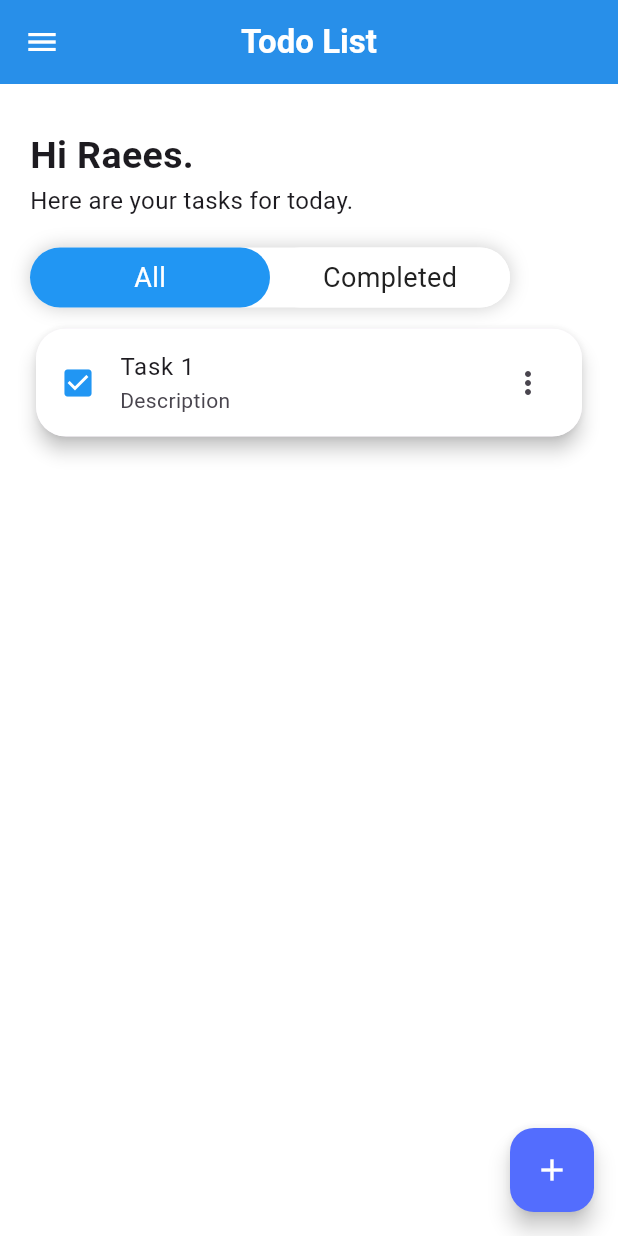
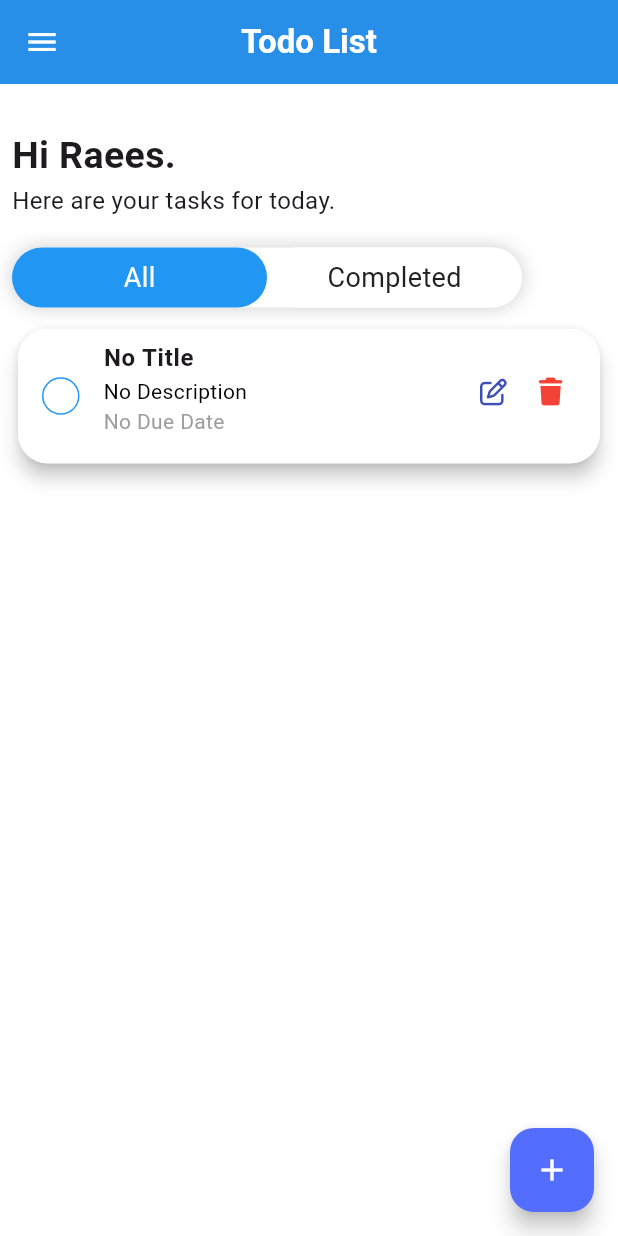
Before and after one commit to raeeskhan371/todo_app_level_1, a Flutter app: the screen it shows after launch, on a phone screen of 412 x 824 dp. Run offline on Flutter 3.47's test engine with Material 3 defaults, Android fonts, the phone set to English and light mode, and no system bars; our stand-ins replace font_awesome_flutter.

Commit message:
80 percent ui completed with some functionality

```diff
--- a/lib/Screen/Home_Screen.dart
+++ b/lib/Screen/Home_Screen.dart
@@ -1,17 +1,28 @@
 import 'package:flutter/material.dart';
+import 'package:font_awesome_flutter/font_awesome_flutter.dart';
 import 'package:todo_app_level_1/Screen/Add_Screen.dart';
 
 
 class HomeScreen extends StatefulWidget {
-  const HomeScreen({super.key});
+  List<Map<String, dynamic>> Task=[];
+  String?  title;
+  String? description;
+   String? dueDate;
+
+
 
   @override
   State<HomeScreen> createState() => _HomeScreenState();
+
+
 }
 
 class _HomeScreenState extends State<HomeScreen> {
   /// Toggler Button State
   bool isAllSelected=true;
+  bool isCompletedSelected=true;
+  /// Variables
+
 
   @override
   Widget build(BuildContext context) {
@@ -35,7 +46,7 @@ class _HomeScreenState extends State<HomeScreen> {
           children: [
             /// Child Column
             Padding(
-              padding: const EdgeInsets.only(top: 30,left: 20,right: 20),
+              padding: const EdgeInsets.only(top: 30,left: 8,right: 8),
               child: Column(
                 crossAxisAlignment: CrossAxisAlignment.start,
                 children: [
@@ -45,7 +56,7 @@ class _HomeScreenState extends State<HomeScreen> {
                   SizedBox(height: 20,),
                   /// Toggler Button Section
                   Container(height: 40,
-                    width: 320,
+                    width: 340,
 
                     decoration: BoxDecoration(
                       borderRadius: BorderRadius.circular(20),
@@ -64,7 +75,7 @@ class _HomeScreenState extends State<HomeScreen> {
                         },
                           child: Container(
                             height: 40,
-                            width:160 ,
+                            width:170 ,
                             decoration:BoxDecoration(
                               borderRadius: BorderRadius.circular(20),
                               color:isAllSelected? Colors.blue : Colors.white
@@ -83,7 +94,7 @@ class _HomeScreenState extends State<HomeScreen> {
                         },
                           child: Container(
                             height: 40,
-                            width:160 ,
+                            width:170 ,
                             decoration:BoxDecoration(
                                 borderRadius: BorderRadius.circular(20),
                                 color:isAllSelected? Colors.white : Colors.blue
@@ -98,17 +109,64 @@ class _HomeScreenState extends State<HomeScreen> {
                     ),
                   ),
                   SizedBox(height: 10,),
-                  /// Task Card
-                  Card(shape: RoundedRectangleBorder(borderRadius: BorderRadius.circular(20),),
-                  elevation: 5,
-                  child: ListTile(
-                    shape: RoundedRectangleBorder(borderRadius: BorderRadius.circular(20)),
-                    tileColor: Colors.white,
-                    leading: Icon(Icons.check_box,color: Colors.blue,),
-                    title: Text("Task 1"),
-                    subtitle: Text("Description"),
-                    trailing: Icon(Icons.more_vert),
-                  ),
+                  /// List TileTask Card
+                  SizedBox(
+                    child: Card(shape: RoundedRectangleBorder(borderRadius: BorderRadius.circular(20),),
+                    elevation: 5,
+                    child: ListTile(
+
+                      shape: RoundedRectangleBorder(borderRadius: BorderRadius.circular(20)),
+                      tileColor: Colors.white,
+                      leading: Stack(
+                        children: [
+                        GestureDetector( onTap: (){
+
+                          setState(() {
+                            isCompletedSelected=!isCompletedSelected;
+                            print("Unselected");
+                          });
+                        },
+                          child: Container(
+                            width: 25,
+                            height: 25,
+                            decoration: BoxDecoration(
+                              borderRadius: BorderRadius.circular(100),
+                              color:isCompletedSelected? Colors.transparent : Colors.blue,
+                              border: BoxBorder.all(color: Colors.blue,width: 1)
+                            ),
+                            child: Icon(Icons.check,color:isCompletedSelected? Colors.transparent:Colors.white,size: 20,),
+
+                          ),
+                        ),
+
+                        ],
+                        ///END of Stack
+                      ),
+                      title: Expanded(child: Text(widget.title??"No Title",style: TextStyle(fontSize: 16,fontWeight: FontWeight.bold),)),
+                      subtitle: Column(
+                        crossAxisAlignment: CrossAxisAlignment.start,
+                        children: [
+                          /// Edit and Delete Task
+                          Row(
+
+                            children: [
+                              Expanded(child: Text(widget.description??"No Description",style: TextStyle(fontSize: 14,color: Colors.black),)),SizedBox(width: 32,),
+                              Icon(FontAwesomeIcons.penToSquare,color: Colors.indigo,size: 18,),
+                              SizedBox(width: 20,),
+                              Icon(FontAwesomeIcons.trash,color: Colors.red,size: 18,),
+                            ],
+                          ),
+                          Container(width: 100,
+                            height: 30,
+                            child: Text(  widget.dueDate ?? "No Due Date",style: TextStyle(fontSize: 14,color: Colors.grey),),
+
+                            ),
+
+                        ],
+                      ),
+
+                    ),
+                    ),
                   ),
 
                 ],
@@ -122,8 +180,15 @@ class _HomeScreenState extends State<HomeScreen> {
       /// Floating Action Button
       floatingActionButton: FloatingActionButton(
         backgroundColor: Colors.indigoAccent,
-        onPressed: (){
-        Navigator.push(context, MaterialPageRoute(builder: (context)=>AddTask()));
+        onPressed: ()async{
+          final Map<String,dynamic>? result = await Navigator.push(context, MaterialPageRoute(builder: (context)=>AddTask()));
+          if(result!=null){
+            setState(() {
+              widget.title=result["title"];
+              widget.description=result["description"];
+              widget.dueDate=result["dueDate"];
+            });
+          }
       },
       child: Icon(Icons.add,color: Colors.white),),
     );
--- a/lib/main.dart
+++ b/lib/main.dart
@@ -1,6 +1,7 @@
 import 'package:flutter/material.dart';
 import 'package:todo_app_level_1/Screen/Add_Screen.dart';
 import 'package:todo_app_level_1/Screen/Home_Screen.dart';
+import 'package:todo_app_level_1/Screen/Splash_screen.dart';
 
 void main() {
   runApp(const MyApp());
@@ -18,7 +19,7 @@ class MyApp extends StatelessWidget {
         colorScheme: .fromSeed(seedColor: Colors.deepPurple),
       ),
       debugShowCheckedModeBanner: false,
-      home: HomeScreen() ,
+      home: SplashScreen()
     );
   }
 }
```
Also changed, not shown: lib/Screen/Add_Screen.dart (+18 -2 lines), lib/Screen/Splash_screen.dart (added, +35 -0 lines), pubspec.yaml (+4 -3 lines), assets/images/Splash Screen of todo list level 1.png (added), lib/Application_Components/appBar.dart (line endings or trailing spaces), pubspec.lock.
